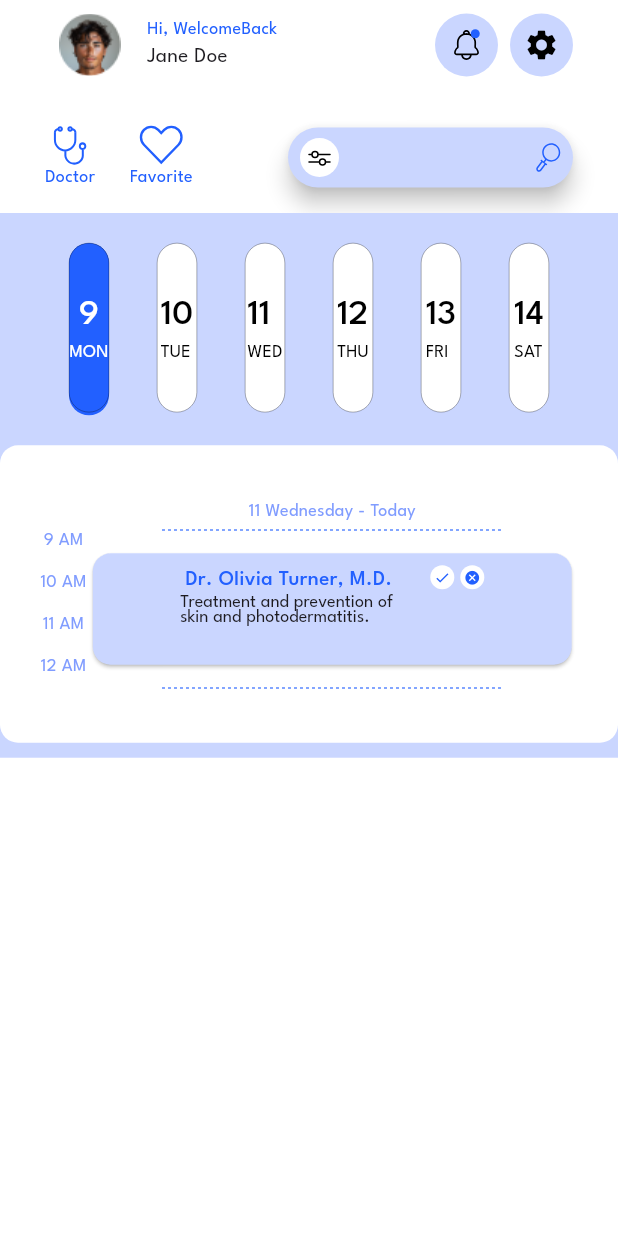
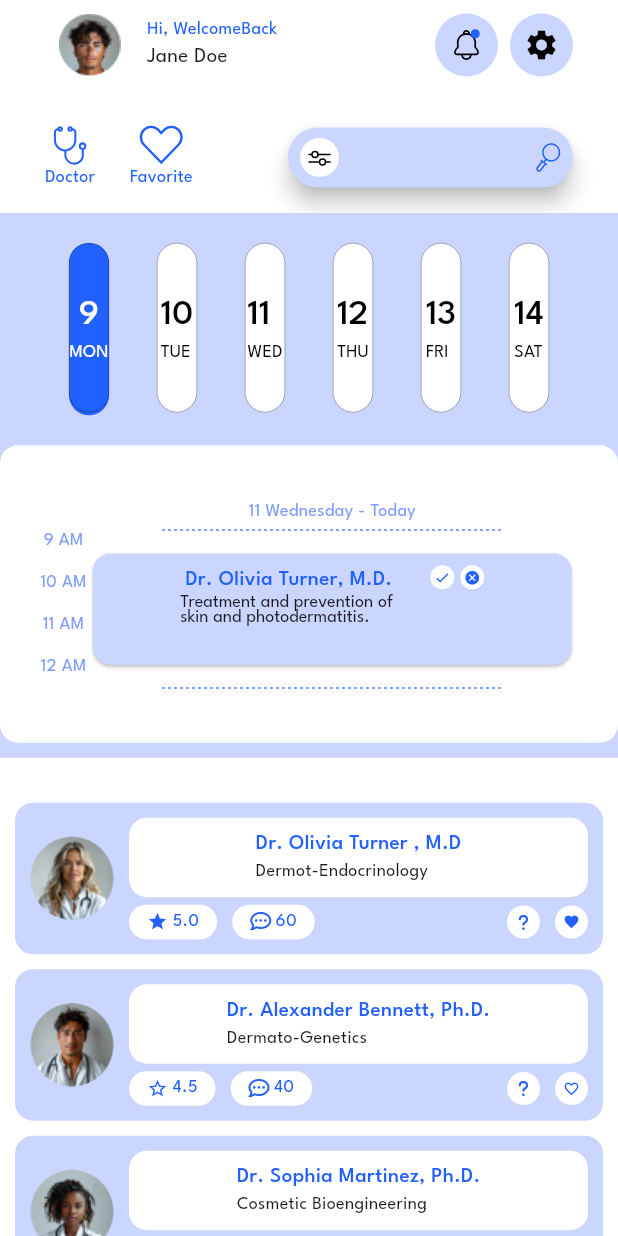
Before and after one commit to belaleid5/medical_app, a Flutter app: the screen it shows after launch, on a phone screen of 412 x 824 dp. Run offline on Flutter 3.47's test engine with Material 3 defaults, Android fonts, the phone set to English and light mode, and no system bars; our stand-ins replace flutter_svg, font_awesome_flutter; project files that could hold a hidden picture were left out.

Commit message:
Finish List Item Doctor UI

```diff
--- a/lib/core/utils/app_images.dart
+++ b/lib/core/utils/app_images.dart
@@ -1,6 +1,27 @@
 // ignore_for_file: prefer_single_quotes
 class AppImages {
   AppImages._();
+
+  /// Assets for assetsImagesDividerDotted
+  /// assets/images/dividerDotted.svg
+  static const String assetsImagesDividerDotted =
+      "assets/images/dividerDotted.svg";
+
+  /// Assets for assetsImagesDrAlexander
+  /// assets/images/drAlexander.png
+  static const String assetsImagesDrAlexander = "assets/images/drAlexander.png";
+
+  /// Assets for assetsImagesDrMichel
+  /// assets/images/drMichel.png
+  static const String assetsImagesDrMichel = "assets/images/drMichel.png";
+
+  /// Assets for assetsImagesDrOlivia
+  /// assets/images/drOlivia.png
+  static const String assetsImagesDrOlivia = "assets/images/drOlivia.png";
+
+  /// Assets for assetsImagesDrSophia
+  /// assets/images/drSophia.png
+  static const String assetsImagesDrSophia = "assets/images/drSophia.png";
 
   /// Assets for assetsImagesFaceBookItem
   /// assets/images/faceBookItem.svg
@@ -10,12 +31,10 @@ class AppImages {
   /// Assets for assetsImagesFavorite
   /// assets/images/favorite.svg
   static const String assetsImagesFavorite = "assets/images/favorite.svg";
-  static const String assetsDividerDotted = "assets/images/dividerDotted.svg";
 
   /// Assets for assetsImagesFingerItem
   /// assets/images/fingerItem.svg
   static const String assetsImagesFingerItem = "assets/images/fingerItem.svg";
-  static const String assetsUserImage = "assets/images/imageUser.png";
 
   /// Assets for assetsImagesGoogleItem
   /// assets/images/googleItem.svg
@@ -25,6 +44,15 @@ class AppImages {
   /// assets/images/HomeBottomBar.svg
   static const String assetsImagesHomeBottomBar =
       "assets/images/HomeBottomBar.svg";
+
+  /// Assets for assetsImagesImageCircularAvatar
+  /// assets/images/imageCircularAvatar.svg
+  static const String assetsImagesImageCircularAvatar =
+      "assets/images/imageCircularAvatar.svg";
+
+  /// Assets for assetsImagesImageUser
+  /// assets/images/imageUser.png
+  static const String assetsImagesImageUser = "assets/images/imageUser.png";
 
   /// Assets for assetsImagesLogoSplashScreen
   /// assets/images/logoSplashScreen.svg
--- /dev/null
+++ b/lib/core/widgets/custom_icon_and_title.dart
@@ -0,0 +1,38 @@
+import 'package:flutter/material.dart';
+import 'package:font_awesome_flutter/font_awesome_flutter.dart';
+import 'package:medical_app/core/utils/app_color.dart';
+import 'package:medical_app/core/utils/app_text_style.dart';
+
+class CustomIconAndTitle extends StatelessWidget {
+  final String rating;
+  final IconData icon;
+
+  const CustomIconAndTitle({
+    super.key,
+    required this.rating,
+    required this.icon,
+  });
+
+  @override
+  Widget build(BuildContext context) {
+    return Container(
+      padding: const EdgeInsets.symmetric(horizontal: 12, vertical: 3),
+      decoration: BoxDecoration(
+        color: Colors.white,
+        borderRadius: BorderRadius.circular(12),
+      ),
+      child: Row(
+        children: [
+          FaIcon(icon, size: 14, color: AppColor.primaryColor),
+          const SizedBox(width: 3),
+          Text(
+            rating,
+            style: AppTextStyle.semiBold12Weight300.copyWith(
+              color: AppColor.primaryColor,
+            ),
+          ),
+        ],
+      ),
+    );
+  }
+}
--- /dev/null
+++ b/lib/features/home/peresention/data/model/card_doctor_model.dart
@@ -0,0 +1,66 @@
+import 'package:flutter/material.dart';
+import 'package:medical_app/core/utils/app_color.dart';
+import 'package:medical_app/core/utils/app_images.dart';
+
+class CardDoctorModel {
+  final String image;
+  final String name;
+  final String job;
+  final double rating;
+  final Icon isRating;
+  final Icon isFavorite;
+  final int numMessage;
+
+  CardDoctorModel({
+    required this.image,
+    required this.name,
+    required this.job,
+    required this.rating,
+    required this.isFavorite,
+    required this.numMessage,
+    required this.isRating,
+  });
+}
+
+List<CardDoctorModel> listCardModel = [
+  CardDoctorModel(
+    isRating: Icon(Icons.star, color: AppColor.primaryColor),
+    numMessage: 60,
+    image: AppImages.assetsImagesDrOlivia,
+    name: "Dr. Olivia Turner , M.D",
+    job: "Dermot-Endocrinology",
+    rating: 5,
+    isFavorite: Icon(Icons.favorite, color: AppColor.primaryColor),
+  ),
+
+  CardDoctorModel(
+    isRating: Icon(Icons.star_border_outlined, color: AppColor.primaryColor),
+
+    numMessage: 40,
+    image: AppImages.assetsImagesDrAlexander,
+    name: "Dr. Alexander Bennett, Ph.D.",
+    job: "Dermato-Genetics",
+    rating: 4.5,
+    isFavorite: Icon(Icons.favorite_border_outlined),
+  ),
+
+  CardDoctorModel(
+    isRating: Icon(Icons.star_border_outlined, color: AppColor.primaryColor),
+    numMessage: 150,
+    image: AppImages.assetsImagesDrSophia,
+    name: "Dr. Sophia Martinez, Ph.D.",
+    job: "Cosmetic Bioengineering",
+    rating: 5,
+    isFavorite: Icon(Icons.favorite_border_outlined),
+  ),
+
+  CardDoctorModel(
+    isRating: Icon(Icons.star_border_outlined, color: AppColor.primaryColor),
+    numMessage: 90,
+    image: AppImages.assetsImagesDrMichel,
+    name: "Dr. Michael Davidson, M.D.",
+    job: "Nano-Dermatology",
+    rating: 4.8,
+    isFavorite: Icon(Icons.favorite, color: AppColor.primaryColor),
+  ),
+];
--- a/lib/features/home/peresention/views/widgets/biuld_doctor_info.dart
+++ b/lib/features/home/peresention/views/widgets/biuld_doctor_info.dart
@@ -20,11 +20,11 @@ class BuildDoctorInfo extends StatelessWidget {
           ),
         ),
         const SizedBox(height: 3),
-        SvgPicture.asset(AppImages.assetsDividerDotted),
+        SvgPicture.asset(AppImages.assetsImagesDividerDotted),
         const SizedBox(height: 11),
         BuildDoctorCard(),
         const SizedBox(height: 11),
-        SvgPicture.asset(AppImages.assetsDividerDotted),
+        SvgPicture.asset(AppImages.assetsImagesDividerDotted),
       ],
     );
   }
--- /dev/null
+++ b/lib/features/home/peresention/views/widgets/custom_bottom_nav_bar.dart
@@ -0,0 +1,14 @@
+import 'package:flutter/material.dart';
+import 'package:medical_app/core/utils/app_color.dart';
+
+class CustomBottomNavBar extends StatelessWidget {
+  const CustomBottomNavBar({super.key});
+
+  @override
+  Widget build(BuildContext context) {
+    return BottomNavigationBar(
+      backgroundColor: AppColor.primaryColor,
+      items: [],
+    );
+  }
+}
--- a/lib/features/home/peresention/views/widgets/custom_userr_dat.dart
+++ b/lib/features/home/peresention/views/widgets/custom_userr_dat.dart
@@ -17,7 +17,10 @@ class CustomUserData extends StatelessWidget {
           child: SizedBox(
             height: 41,
             width: 41,
-            child: Image.asset(AppImages.assetsUserImage, fit: BoxFit.cover),
+            child: Image.asset(
+              AppImages.assetsImagesImageUser,
+              fit: BoxFit.cover,
+            ),
           ),
         ),
 
--- /dev/null
+++ b/lib/features/home/peresention/views/widgets/doctor_imae.dart
@@ -0,0 +1,17 @@
+import 'package:flutter/material.dart';
+import 'package:medical_app/core/utils/app_color.dart';
+
+class DoctorImage extends StatelessWidget {
+  final String image;
+
+  const DoctorImage({super.key, required this.image});
+
+  @override
+  Widget build(BuildContext context) {
+    return CircleAvatar(
+      backgroundColor: AppColor.lightPrimaryColor,
+      radius: 28,
+      backgroundImage: AssetImage(image),
+    );
+  }
+}
--- /dev/null
+++ b/lib/features/home/peresention/views/widgets/doctor_list_view.dart
@@ -0,0 +1,18 @@
+import 'package:flutter/material.dart';
+import 'package:medical_app/features/home/peresention/data/model/card_doctor_model.dart';
+import 'package:medical_app/features/home/peresention/views/widgets/doctor_profile_card.dart';
+
+class DoctorListView extends StatelessWidget {
+  const DoctorListView({super.key});
+
+  @override
+  Widget build(BuildContext context) {
+    return ListView.builder(
+      itemCount: listCardModel.length,
+      padding: const EdgeInsets.symmetric(vertical: 10),
+      itemBuilder: (context, index) {
+        return DoctorProfileCard(doctor: listCardModel[index]);
+      },
+    );
+  }
+}
--- /dev/null
+++ b/lib/features/home/peresention/views/widgets/doctor_profile_card.dart
@@ -0,0 +1,72 @@
+import 'package:flutter/material.dart';
+import 'package:font_awesome_flutter/font_awesome_flutter.dart';
+import 'package:medical_app/core/utils/app_color.dart';
+import 'package:medical_app/core/widgets/custom_icon_and_title.dart';
+import 'package:medical_app/core/widgets/custom_icon_avatar.dart';
+import 'package:medical_app/features/home/peresention/data/model/card_doctor_model.dart';
+import 'package:medical_app/features/home/peresention/views/widgets/doctor_imae.dart';
+import 'package:medical_app/features/home/peresention/views/widgets/name_and_title_doctor.dart';
+
+class DoctorProfileCard extends StatelessWidget {
+  final CardDoctorModel doctor;
+
+  const DoctorProfileCard({super.key, required this.doctor});
+
+  @override
+  Widget build(BuildContext context) {
+    return Padding(
+      padding: const EdgeInsets.symmetric(horizontal: 10.0, vertical: 5),
+      child: Container(
+        decoration: BoxDecoration(
+          color: AppColor.lightPrimaryColor,
+          borderRadius: BorderRadius.circular(12),
+        ),
+        padding: const EdgeInsets.all(10),
+        child: Row(
+          children: [
+            DoctorImage(image: doctor.image),
+            const SizedBox(width: 10),
+            Expanded(
+              child: Column(
+                crossAxisAlignment: CrossAxisAlignment.start,
+                mainAxisAlignment: MainAxisAlignment.center,
+                children: [
+                  DoctorNameAndJob(name: doctor.name, jobTitle: doctor.job),
+                  const SizedBox(height: 5),
+                  Row(
+                    spacing: 10,
+                    children: [
+                      CustomIconAndTitle(
+                        rating: "${doctor.rating}",
+                        icon: doctor.isRating.icon!,
+                      ),
+                      CustomIconAndTitle(
+                        rating: "${doctor.numMessage}",
+                        icon: FontAwesomeIcons.commentDots,
+                      ),
+                      Spacer(),
+                      CustomIconAvatar(
+                        radius: 11,
+                        sizeIcon: 11,
+                        icon: FontAwesomeIcons.question,
+                        color: Colors.white,
+                        colorIcon: AppColor.primaryColor,
+                      ),
+                      CustomIconAvatar(
+                        radius: 11,
+                        sizeIcon: 11,
+                        icon: doctor.isFavorite.icon!,
+                        color: Colors.white,
+                        colorIcon: AppColor.primaryColor,
+                      ),
+                    ],
+                  ),
+                ],
+              ),
+            ),
+          ],
+        ),
+      ),
+    );
+  }
+}
--- a/lib/features/home/peresention/views/widgets/homw_view_body.dart
+++ b/lib/features/home/peresention/views/widgets/homw_view_body.dart
@@ -1,6 +1,12 @@
 import 'package:flutter/material.dart';
+import 'package:font_awesome_flutter/font_awesome_flutter.dart';
+import 'package:medical_app/core/utils/app_color.dart';
+import 'package:medical_app/core/utils/app_text_style.dart';
+import 'package:medical_app/features/home/peresention/data/model/card_doctor_model.dart';
 import 'package:medical_app/features/home/peresention/views/widgets/custom_home_app_bar.dart';
 import 'package:medical_app/features/home/peresention/views/widgets/dates_item_doctor.dart';
+import 'package:medical_app/features/home/peresention/views/widgets/doctor_list_view.dart';
+import 'package:medical_app/features/home/peresention/views/widgets/doctor_profile_card.dart';
 
 class HomeViewBody extends StatelessWidget {
   const HomeViewBody({super.key});
@@ -9,8 +15,13 @@ class HomeViewBody extends StatelessWidget {
   Widget build(BuildContext context) {
     return SafeArea(
       child: Column(
-        spacing: 15,
-        children: [CustomHomeAppBar(), DatesItemDoctor()],
+        children: [
+          const CustomHomeAppBar(),
+          const SizedBox(height: 15),
+          const DatesItemDoctor(),
+          const SizedBox(height: 15),
+          const Expanded(child: DoctorListView()),
+        ],
       ),
     );
   }
--- /dev/null
+++ b/lib/features/home/peresention/views/widgets/name_and_title_doctor.dart
@@ -0,0 +1,37 @@
+import 'package:flutter/material.dart';
+import 'package:medical_app/core/utils/app_color.dart';
+import 'package:medical_app/core/utils/app_text_style.dart';
+
+class DoctorNameAndJob extends StatelessWidget {
+  final String name, jobTitle;
+
+  const DoctorNameAndJob({
+    super.key,
+    required this.name,
+    required this.jobTitle,
+  });
+
+  @override
+  Widget build(BuildContext context) {
+    return Container(
+      alignment: Alignment.center,
+      padding: const EdgeInsets.all(8),
+      decoration: BoxDecoration(
+        color: Colors.white,
+        borderRadius: BorderRadius.circular(12),
+      ),
+      child: Column(
+        crossAxisAlignment: CrossAxisAlignment.start,
+        children: [
+          Text(
+            name,
+            style: AppTextStyle.semiBold14.copyWith(
+              color: AppColor.primaryColor,
+            ),
+          ),
+          Text(jobTitle, style: AppTextStyle.semiBold12Weight300),
+        ],
+      ),
+    );
+  }
+}
--- a/pubspec.yaml
+++ b/pubspec.yaml
@@ -38,6 +38,7 @@ dependencies:
   flutter_svg: ^2.0.17
   intl: ^0.20.2
   shared_preferences: ^2.5.2
+  font_awesome_flutter: ^10.8.0
 
 dev_dependencies:
   flutter_test:
```
Also changed, not shown: lib/features/home/peresention/views/widgets/custom_card_doctor.dart (+1 -7 lines), assets/images/drAlexander.png (added), assets/images/drMichel.png (added), assets/images/drOlivia.png (added), assets/images/drSophia.png (added), assets/images/messageIcon.svg (added), pubspec.lock.
